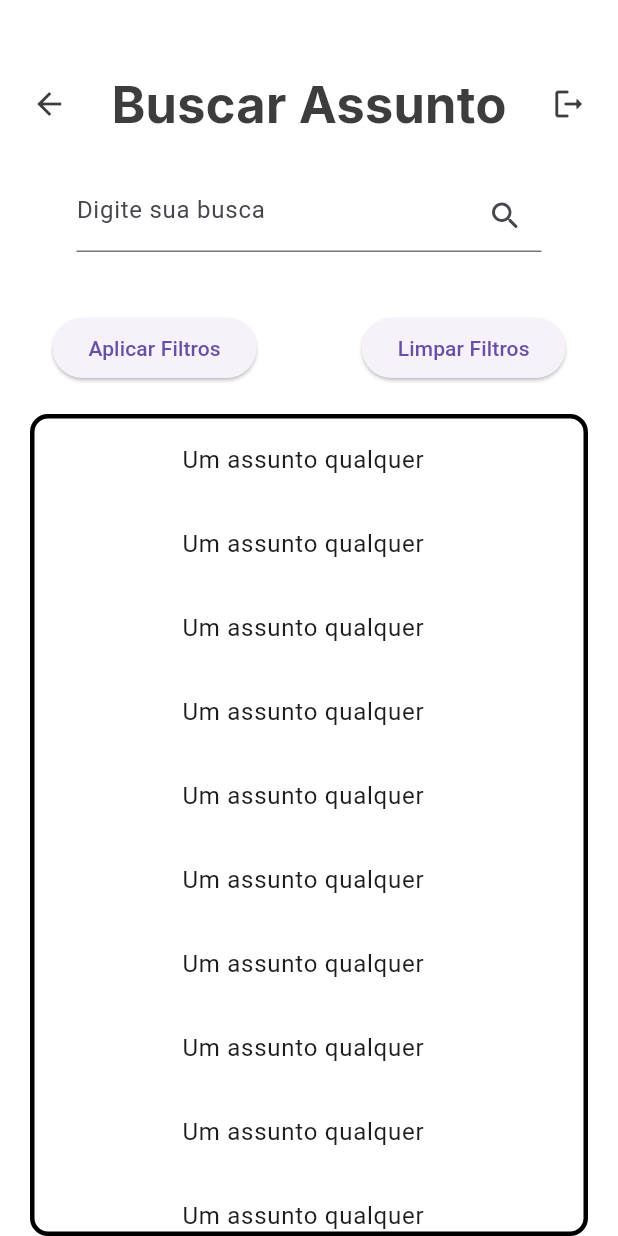
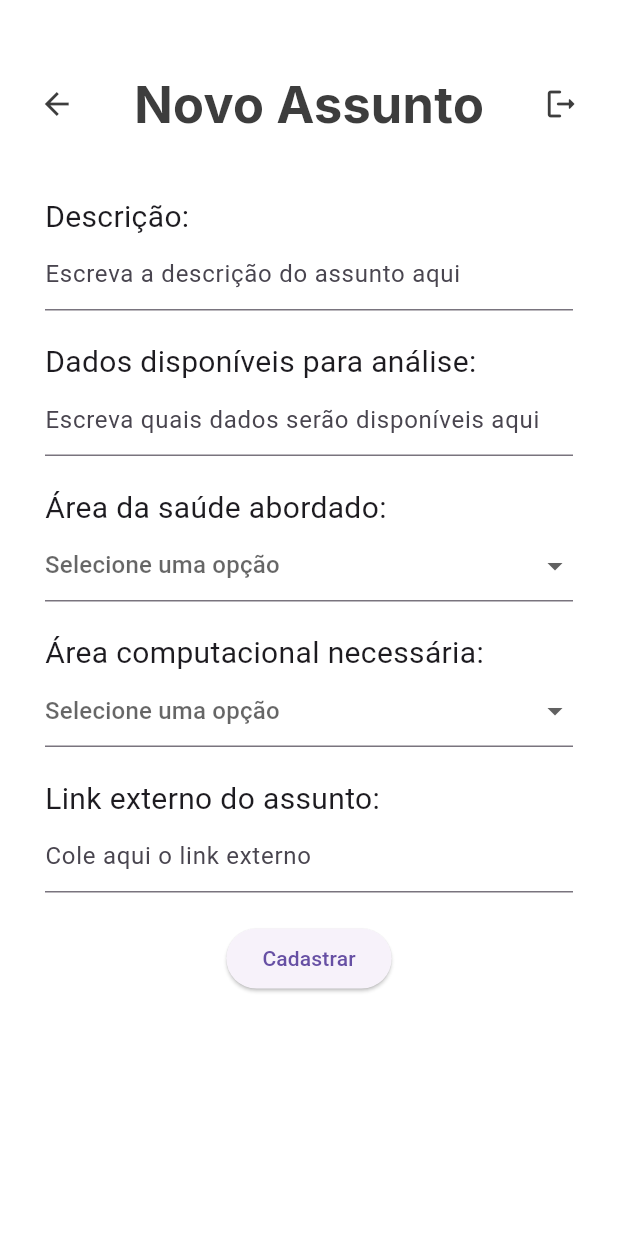
Before and after one commit to paulohp7/fatec_problematicas, a Flutter app: the screen it shows after launch, on a phone screen of 412 x 824 dp. Run offline on Flutter 3.47's test engine with Material 3 defaults, Android fonts, the phone set to English and light mode, and no system bars.

Commit message:
Tela de Cadastro de Assuntos

```diff
--- a/lib/views/app.dart
+++ b/lib/views/app.dart
@@ -4,6 +4,7 @@ import 'newaccount.page.dart';
 import 'mysubjects.page.dart';
 import 'subject.page.dart';
 import 'searchsubjects.page.dart';
+import 'newsubject.page.dart';
 
 class TecmerpApp extends StatelessWidget {
   const TecmerpApp({super.key});
@@ -21,9 +22,10 @@ class TecmerpApp extends StatelessWidget {
         "/new-account": (context) => NewAccountPage(),
         "/my-subjects": (context) => MySubjects(),
         "/subject": (context) => Subject(),
-        "/search-subjects": (context) => SearchSubjects()
+        "/search-subjects": (context) => SearchSubjects(),
+        "/new-subject": (context) => NewSubject()
       },
-      initialRoute: "/search-subjects",
+      initialRoute: "/new-subject",
     );
   }
 }
--- /dev/null
+++ b/lib/views/newsubject.page.dart
@@ -0,0 +1,234 @@
+// ignore_for_file: prefer_const_constructors, prefer_const_literals_to_create_immutables
+
+import 'package:flutter/material.dart';
+
+const List<String> healthList = <String>['Oncologia', 'Cardiologia', 'Urologia', 'Ginecologia'];
+const List<String> computationalList = <String>['IA', 'Segurança da Informação', 'Cloud', 'Desenvolvimento'];
+
+class NewSubject extends StatelessWidget {
+  const NewSubject({super.key});
+
+  @override
+  Widget build(BuildContext context) {
+    return Scaffold(
+      appBar: PreferredSize(
+        preferredSize: Size.fromHeight(100), // Altura do AppBar
+        child: AppBar(
+          scrolledUnderElevation: 0, // Fazer parar de mudar de cor no scroll
+          elevation: 0,
+          automaticallyImplyLeading: false, // Remover a seta automática
+          backgroundColor: Color(0xFFFFFFFF),
+          flexibleSpace: Padding(
+            padding: const EdgeInsets.only(top: 45.0), // Espaçamento superior
+            child: Row(
+              // crossAxisAlignment: CrossAxisAlignment.center,
+              mainAxisAlignment: MainAxisAlignment.spaceAround,
+              children: [
+                // SizedBox(width: 16),
+                IconButton(
+                  icon: Icon(Icons.arrow_back, color: Color(0xFF3D3D3D)),
+                  onPressed: () {
+                    Navigator.of(context).pop(); // Volta para a página anterior
+                  },
+                ),
+                //SizedBox(width: 15), // Espaço entre a seta e o texto
+                Text(
+                  "Novo Assunto",
+                  style: TextStyle(
+                    fontSize: 34,
+                    fontFamily: 'Inter',
+                    fontWeight: FontWeight.w800,
+                    color: Color(0xFF3D3D3D),
+                  ),
+                ),
+                IconButton(
+                  icon: Icon(Icons.logout_rounded, color: Color(0xFF3D3D3D)),
+                  onPressed: () {
+                    // Navigator.of(context).pop();
+                  },
+                ),
+              ],
+            ),
+          ),
+        ),
+      ),
+      body: MyForm()
+    );
+  }
+}
+
+class MyForm extends StatefulWidget {
+  const MyForm({super.key});
+
+  @override
+  State<MyForm> createState() => _MyFormState();
+}
+
+class _MyFormState extends State<MyForm> {
+  final GlobalKey<FormState> _formKey = GlobalKey<FormState>();
+
+  @override
+  Widget build(BuildContext context) {
+    return Form(
+      key: _formKey,
+      child: SingleChildScrollView(
+        padding: EdgeInsets.all(30),
+        child: Column(
+          mainAxisAlignment: MainAxisAlignment.spaceAround,
+          crossAxisAlignment: CrossAxisAlignment.start,
+          children: [
+            Text(
+              style: TextStyle(
+                fontSize: 20
+              ),
+              'Descrição:'
+            ),
+            TextFormField(
+              maxLines: 50,
+              minLines: 1,
+              decoration: InputDecoration(
+                hintText: 'Escreva a descrição do assunto aqui'
+              ),
+              validator: (String? value) {
+                if (value == null || value.isEmpty) {
+                  return 'Texto em branco!';
+                }
+                return null;
+              },
+            ),
+            SizedBox(height: 20),
+            Text(
+              style: TextStyle(
+                fontSize: 20
+              ),
+              'Dados disponíveis para análise:'
+            ),
+            TextFormField(
+              maxLines: 50,
+              minLines: 1,
+              decoration: InputDecoration(
+                hintText: 'Escreva quais dados serão disponíveis aqui'
+              ),
+              validator: (String? value) {
+                if (value == null || value.isEmpty) {
+                  return 'Texto em branco!';
+                }
+                return null;
+              },
+            ),
+            SizedBox(height: 20),
+            Text(
+              style: TextStyle(
+                fontSize: 20
+              ),
+              'Área da saúde abordado:'
+            ),
+            HealthAreaDropdownButton(),
+             SizedBox(height: 20),
+            Text(
+              style: TextStyle(
+                fontSize: 20
+              ),
+              'Área computacional necessária:'
+            ),
+            ComputationalAreaDropdownButton(),
+            SizedBox(height: 20),
+            Text(
+              style: TextStyle(
+                fontSize: 20
+              ),
+              'Link externo do assunto:'
+            ),
+            TextFormField(
+              maxLines: 2,
+              minLines: 1,
+              decoration: InputDecoration(
+                hintText: 'Cole aqui o link externo'
+              ),
+              validator: (String? value) {
+                if (value == null || value.isEmpty) {
+                  return 'Texto em branco!';
+                }
+                return null;
+              },
+            ),
+            SizedBox(height: 20),
+            Center(
+              child: Container(
+                margin: EdgeInsets.symmetric(horizontal: 100),
+                child: ElevatedButton(
+                  onPressed: () => {
+                    if (_formKey.currentState!.validate()) {}
+                  },
+                  child: Text('Cadastrar')
+                ),
+              ),
+            )
+          ],
+        ),
+      )
+    );
+  }
+}
+
+class HealthAreaDropdownButton extends StatefulWidget {
+  const HealthAreaDropdownButton({super.key});
+
+  @override
+  State<HealthAreaDropdownButton> createState() => _HealthAreaDropdownButtonState();
+}
+
+class _HealthAreaDropdownButtonState extends State<HealthAreaDropdownButton> {
+  String? dropdownValue;
+
+  @override
+  Widget build(BuildContext context) {
+    return DropdownButtonFormField(
+      value: dropdownValue,
+      hint: Text('Selecione uma opção'),
+      items: healthList.map<DropdownMenuItem<String>>((String value) {
+        return DropdownMenuItem<String>(
+          value: value,
+          child: Text(value),
+        );
+      }).toList(),
+      onChanged: (String? value) {
+        // This is called when the user selects an item.
+        setState(() {
+          dropdownValue = value!;
+        });
+      },
+    );
+  }
+}
+
+class ComputationalAreaDropdownButton extends StatefulWidget {
+  const ComputationalAreaDropdownButton({super.key});
+
+  @override
+  State<ComputationalAreaDropdownButton> createState() => _ComputationalAreaDropdownButton();
+}
+
+class _ComputationalAreaDropdownButton extends State<ComputationalAreaDropdownButton> {
+  String? dropdownValue;
+
+  @override
+  Widget build(BuildContext context) {
+    return DropdownButtonFormField(
+      value: dropdownValue,
+      hint: Text('Selecione uma opção'),
+      items: computationalList.map<DropdownMenuItem<String>>((String value) {
+        return DropdownMenuItem<String>(
+          value: value,
+          child: Text(value),
+        );
+      }).toList(),
+      onChanged: (String? value) {
+        // This is called when the user selects an item.
+        setState(() {
+          dropdownValue = value!;
+        });
+      },
+    );
+  }
+}
```
